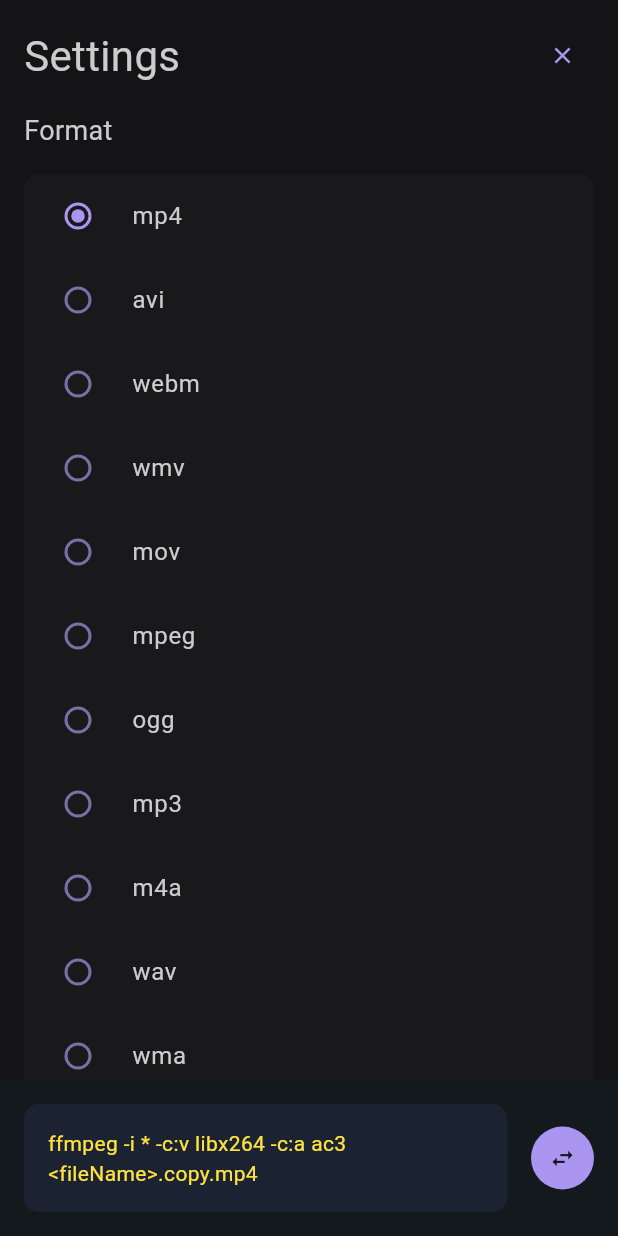
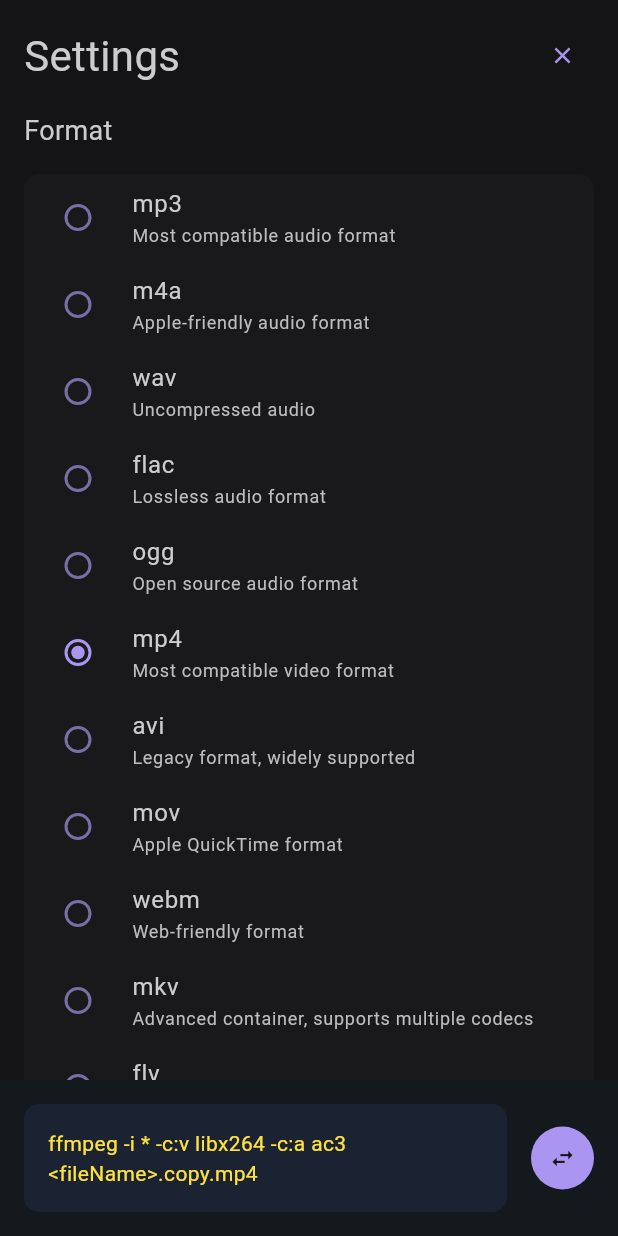
Before and after one commit to rama-o/morfosis, a Flutter app: the screen it shows after launch, after a tap on the "settings" icon, on a phone screen of 412 x 824 dp. Run offline on Flutter 3.47's test engine with Material 3 defaults, Android fonts, the phone set to English and light mode, and no system bars; our stand-ins replace file_picker; project files that could hold a hidden picture were left out.

Commit message:
last tocuhes for the main.dart file

```diff
--- a/lib/main.dart
+++ b/lib/main.dart
@@ -112,24 +112,96 @@ String buildComando(UiSettings settings) {
   ].join(' ');
 }
 
-const formatList = [
-  'mp4',
-  'avi',
-  'webm',
-  'wmv',
-  'mov',
-  'mpeg',
-  'ogg',
-  'mp3',
-  'm4a',
-  'wav',
-  'wma',
-  'flac',
+class FormatOption {
+  final String label;
+  final String description;
+
+  const FormatOption({required this.label, required this.description});
+}
+
+// ----------------------------
+// Video Formats
+// ----------------------------
+const videoFormats = [
+  FormatOption(label: 'mp4', description: 'Most compatible video format'),
+  FormatOption(label: 'avi', description: 'Legacy format, widely supported'),
+  FormatOption(label: 'mov', description: 'Apple QuickTime format'),
+  FormatOption(label: 'webm', description: 'Web-friendly format'),
+  FormatOption(
+    label: 'mkv',
+    description: 'Advanced container, supports multiple codecs',
+  ),
+  FormatOption(label: 'flv', description: 'Streaming format'),
 ];
 
-const videoCodecList = ['Keep Original', 'libx264'];
+// Audio Formats
+const audioFormats = [
+  FormatOption(label: 'mp3', description: 'Most compatible audio format'),
+  FormatOption(label: 'm4a', description: 'Apple-friendly audio format'),
+  FormatOption(label: 'wav', description: 'Uncompressed audio'),
+  FormatOption(label: 'flac', description: 'Lossless audio format'),
+  FormatOption(label: 'ogg', description: 'Open source audio format'),
+];
 
-const audioCodecList = ['Keep Original', 'acc', 'ac3', 'mp3lame'];
+// ----------------------------
+// Codecs
+// ----------------------------
+const videoCodecs = [
+  FormatOption(label: 'Keep Original', description: 'Do not change the codec'),
+  FormatOption(label: 'libx264', description: 'H.264 video, widely supported'),
+  FormatOption(
+    label: 'libx265',
+    description: 'H.265/HEVC, smaller files, modern devices',
+  ),
+];
+
+const audioCodecs = [
+  FormatOption(label: 'Keep Original', description: 'Do not change the codec'),
+  FormatOption(
+    label: 'aac',
+    description: 'Modern, widely supported audio codec',
+  ),
+  FormatOption(label: 'ac3', description: 'Dolby Digital audio'),
+  FormatOption(label: 'libmp3lame', description: 'MP3 audio codec'),
+  FormatOption(label: 'flac', description: 'Lossless audio codec'),
+];
+
+// ----------------------------
+// Mapping for valid codecs per format
+// ----------------------------
+final Map<String, List<FormatOption>> formatToVideoCodecs = {
+  'mp4': [
+    videoCodecs[0],
+    videoCodecs[1],
+    videoCodecs[2],
+  ], // Keep Original, libx264, libx265
+  'avi': [videoCodecs[0], videoCodecs[1]],
+  'mov': [videoCodecs[0], videoCodecs[1], videoCodecs[2]],
+  'webm': [videoCodecs[0], videoCodecs[1]],
+  'mkv': [videoCodecs[0], videoCodecs[1], videoCodecs[2]],
+  'flv': [videoCodecs[0], videoCodecs[1]],
+};
+
+final Map<String, List<FormatOption>> formatToAudioCodecs = {
+  'mp3': [audioCodecs[0], audioCodecs[3]], // Keep Original, libmp3lame
+  'm4a': [audioCodecs[0], audioCodecs[1]], // Keep Original, aac
+  'wav': [audioCodecs[0]],
+  'flac': [audioCodecs[0], audioCodecs[4]],
+  'ogg': [audioCodecs[0], audioCodecs[1]],
+};
+
+// ----------------------------
+// Helper functions
+// ----------------------------
+List<FormatOption> getVideoCodecsForFormat(String format) {
+  return formatToVideoCodecs[format] ?? [videoCodecs[0]];
+}
+
+List<FormatOption> getAudioCodecsForFormat(String format) {
+  return formatToAudioCodecs[format] ?? [audioCodecs[0]];
+}
+
+//---------------------------------------------------
 
 final suffixController = TextEditingController(
   text: settingsNotifier.value.outputSuffix,
@@ -143,7 +215,27 @@ Future<void> pickAudioOrVideo() async {
   FilePickerResult? result = await FilePicker.platform.pickFiles(
     type: FileType.custom,
     allowMultiple: true,
-    allowedExtensions: formatList,
+    allowedExtensions: [
+      'mp4',
+      'avi',
+      'mov',
+      'mpeg',
+      'mpg',
+      'flv',
+      'webm',
+      'wmv',
+      'flv',
+
+      'wma',
+      'mkv',
+      'mp3',
+      'm4a',
+      'wav',
+      'flac',
+      'ogg',
+      'aac',
+      'opus',
+    ],
   );
 
   if (result != null) {
@@ -163,14 +255,14 @@ class EmptyList extends StatelessWidget {
   @override
   Widget build(BuildContext context) {
     return Container(
-      width: double.infinity, // full width
+      width: double.infinity,
       padding: const EdgeInsets.all(16),
       decoration: BoxDecoration(
         color: bgColor2,
         borderRadius: BorderRadius.circular(10),
       ),
       child: Column(
-        crossAxisAlignment: CrossAxisAlignment.center, // horizontal centering
+        crossAxisAlignment: CrossAxisAlignment.center,
         children: [
           const Icon(Icons.inbox, size: 48, color: Colors.grey),
           const SizedBox(height: 8),
@@ -193,7 +285,6 @@ class EmptyList extends StatelessWidget {
     );
   }
 }
-
 
 class SectionTitle extends StatelessWidget {
   final String label;
@@ -325,14 +416,51 @@ class CustomBtnPrimary extends CustomBtnBase {
   }) : super(isPrimary: true);
 }
 
-class CustomRadio extends StatelessWidget {
-  final String value;
+// class CustomRadio extends StatelessWidget {
+//   final String value;
+//   final String Function(UiSettings) selector;
+//   final UiSettings Function(UiSettings, String) updater;
+
+//   const CustomRadio({
+//     super.key,
+//     required this.value,
+//     required this.selector,
+//     required this.updater,
+//   });
+
+//   @override
+//   Widget build(BuildContext context) {
+//     return ValueListenableBuilder<UiSettings>(
+//       valueListenable: settingsNotifier,
+//       builder: (context, settings, _) {
+//         final groupValue = selector(settings);
+//         return RadioListTile<String>(
+//           title: Text(value, style: TextStyle(color: foregroundColor)),
+//           value: value,
+//           groupValue: groupValue,
+//           onChanged: (val) {
+//             if (val != null) {
+//               settingsNotifier.value = updater(settings, val);
+//             }
+//           },
+//           fillColor: MaterialStateProperty.resolveWith<Color>((states) {
+//             if (states.contains(MaterialState.selected)) return checkedColor;
+//             return uncheckedColor;
+//           }),
+//         );
+//       },
+//     );
+//   }
+// }
+
+class CustomRadioOption extends StatelessWidget {
+  final FormatOption option;
   final String Function(UiSettings) selector;
   final UiSettings Function(UiSettings, String) updater;
 
-  const CustomRadio({
+  const CustomRadioOption({
     super.key,
-    required this.value,
+    required this.option,
     required this.selector,
     required this.updater,
   });
@@ -344,8 +472,17 @@ class CustomRadio extends StatelessWidget {
       builder: (context, settings, _) {
         final groupValue = selector(settings);
         return RadioListTile<String>(
-          title: Text(value, style: TextStyle(color: foregroundColor)),
-          value: value,
+          title: Column(
+            crossAxisAlignment: CrossAxisAlignment.start,
+            children: [
+              Text(option.label, style: TextStyle(color: foregroundColor)),
+              Text(
+                option.description,
+                style: TextStyle(fontSize: 12, color: Colors.grey[400]),
+              ),
+            ],
+          ),
+          value: option.label,
           groupValue: groupValue,
           onChanged: (val) {
             if (val != null) {
@@ -595,15 +732,22 @@ class _MorfosisAppState extends State<MorfosisApp> {
                         color: bgColor2,
                         borderRadius: BorderRadius.circular(10),
                       ),
-                      child: Column(
-                        children: formatList.map((format) {
-                          return CustomRadio(
-                            value: format,
-                            selector: (settings) => settings.outputFormat,
-                            updater: (settings, val) =>
-                                settings.copyWith(outputFormat: val),
+                      child: ValueListenableBuilder<UiSettings>(
+                        valueListenable: settingsNotifier,
+                        builder: (context, settings, _) {
+                          final availableFormats = [...audioFormats, ...videoFormats];
+
+                          return Column(
+                            children: availableFormats.map((formats) {
+                              return CustomRadioOption(
+                                option: formats,
+                                selector: (s) => s.outputFormat,
+                                updater: (s, val) =>
+                                    s.copyWith(outputFormat: val),
+                              );
+                            }).toList(),
                           );
-                        }).toList(),
+                        },
                       ),
                     ),
 
@@ -617,15 +761,25 @@ class _MorfosisAppState extends State<MorfosisApp> {
                         color: bgColor2,
                         borderRadius: BorderRadius.circular(10),
                       ),
-                      child: Column(
-                        children: videoCodecList.map((videoCodec) {
-                          return CustomRadio(
-                            value: videoCodec,
-                            selector: (settings) => settings.videoCodec,
-                            updater: (settings, val) =>
-                                settings.copyWith(videoCodec: val),
+                      child: ValueListenableBuilder<UiSettings>(
+                        valueListenable: settingsNotifier,
+                        builder: (context, settings, _) {
+                          final selectedFormat = settings.outputFormat;
+                          final availableCodecs = getVideoCodecsForFormat(
+                            selectedFormat,
                           );
-                        }).toList(),
+
+                          return Column(
+                            children: availableCodecs.map((codecOption) {
+                              return CustomRadioOption(
+                                option: codecOption,
+                                selector: (s) => s.videoCodec,
+                                updater: (s, val) =>
+                                    s.copyWith(videoCodec: val),
+                              );
+                            }).toList(),
+                          );
+                        },
                       ),
                     ),
 
@@ -639,15 +793,25 @@ class _MorfosisAppState extends State<MorfosisApp> {
                         color: bgColor2,
                         borderRadius: BorderRadius.circular(10),
                       ),
-                      child: Column(
-                        children: audioCodecList.map((audioCodec) {
-                          return CustomRadio(
-                            value: audioCodec,
-                            selector: (settings) => settings.audioCodec,
-                            updater: (settings, val) =>
-                                settings.copyWith(audioCodec: val),
+                      child: ValueListenableBuilder<UiSettings>(
+                        valueListenable: settingsNotifier,
+                        builder: (context, settings, _) {
+                          final selectedFormat = settings.outputFormat;
+                          final availableCodecs = getAudioCodecsForFormat(
+                            selectedFormat,
                           );
-                        }).toList(),
+
+                          return Column(
+                            children: availableCodecs.map((codecOption) {
+                              return CustomRadioOption(
+                                option: codecOption,
+                                selector: (s) => s.audioCodec,
+                                updater: (s, val) =>
+                                    s.copyWith(audioCodec: val),
+                              );
+                            }).toList(),
+                          );
+                        },
                       ),
                     ),
 
```
